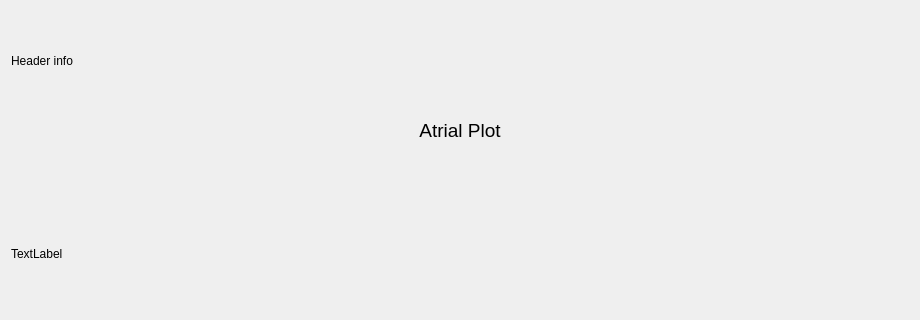
Qt form DCM/ui_files/egram_report.ui (CarlosCapili/3K04-Pacemaker-Project) before a commit; both pictures show x 0 to 920 and y 0 to 320 of the 920 by 647 pixel window.
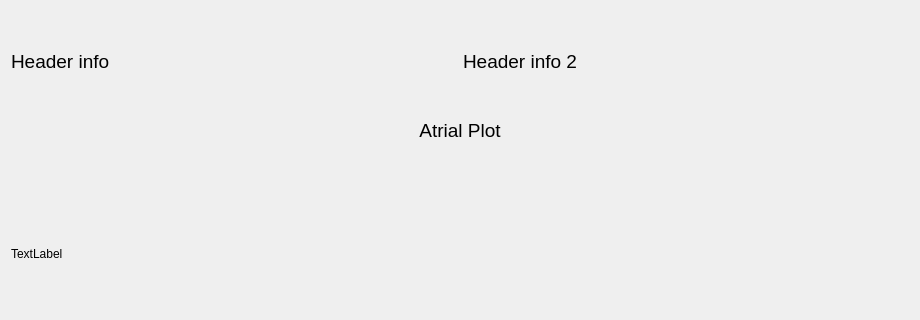
The same form after that commit.

Commit message: split header info

What changed in the file:
```diff
--- a/DCM/ui_files/egram_report.ui
+++ b/DCM/ui_files/egram_report.ui
@@ -27,7 +27,9 @@
   </property>
   <layout class="QVBoxLayout" name="verticalLayout">
    <item>
-    <widget class="QLabel" name="header_label">
+    <layout class="QHBoxLayout" name="horizontalLayout_2">
+     <item>
+      <widget class="QLabel" name="header_label_left">
      <property name="minimumSize">
       <size>
        <width>0</width>
@@ -40,6 +42,11 @@
        <height>100</height>
       </size>
      </property>
+       <property name="font">
+        <font>
+         <pointsize>14</pointsize>
+        </font>
+       </property>
      <property name="text">
       <string>Header info</string>
      </property>
@@ -47,6 +54,20 @@
       <set>Qt::AlignLeading|Qt::AlignLeft|Qt::AlignVCenter</set>
      </property>
     </widget>
+     </item>
+     <item>
+      <widget class="QLabel" name="header_label_right">
+       <property name="font">
+        <font>
+         <pointsize>14</pointsize>
+        </font>
+       </property>
+       <property name="text">
+        <string>Header info 2</string>
+       </property>
+      </widget>
+     </item>
+    </layout>
    </item>
    <item>
     <layout class="QGridLayout" name="gridLayout">
```
Lines whose indentation alone changed are shown as unchanged. The commit also changes 1 other file.
